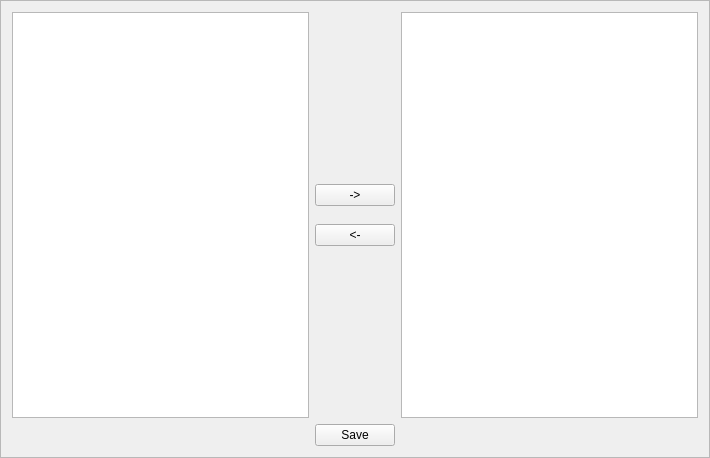
The window that librecad/src/ui/not_used/customwidgetcreator.ui (LibreCAD/LibreCAD) describes before a commit, drawn with Qt 5.
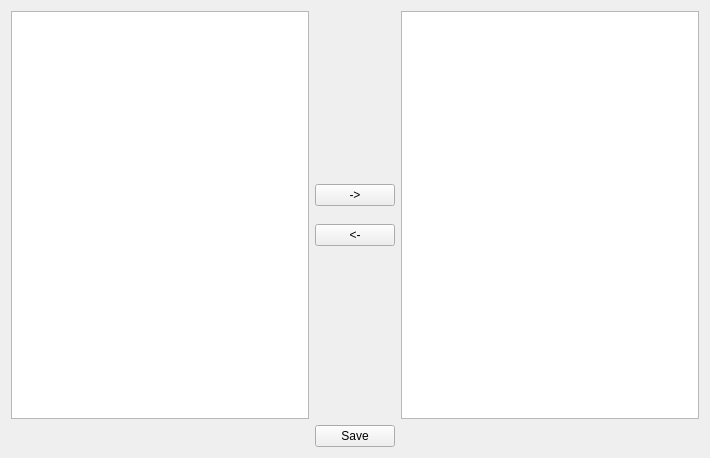
The same window after the commit. Custom widgets are drawn as their Qt base class.

```diff
--- a/librecad/src/ui/not_used/customwidgetcreator.ui
+++ b/librecad/src/ui/not_used/customwidgetcreator.ui
@@ -14,11 +14,14 @@
    <string>Frame</string>
   </property>
   <property name="frameShape">
-   <enum>QFrame::StyledPanel</enum>
+   <enum>QFrame::NoFrame</enum>
   </property>
   <property name="frameShadow">
    <enum>QFrame::Raised</enum>
   </property>
+  <property name="lineWidth">
+   <number>1</number>
+  </property>
   <layout class="QVBoxLayout" name="verticalLayout">
    <item>
     <widget class="QFrame" name="frame">
```
